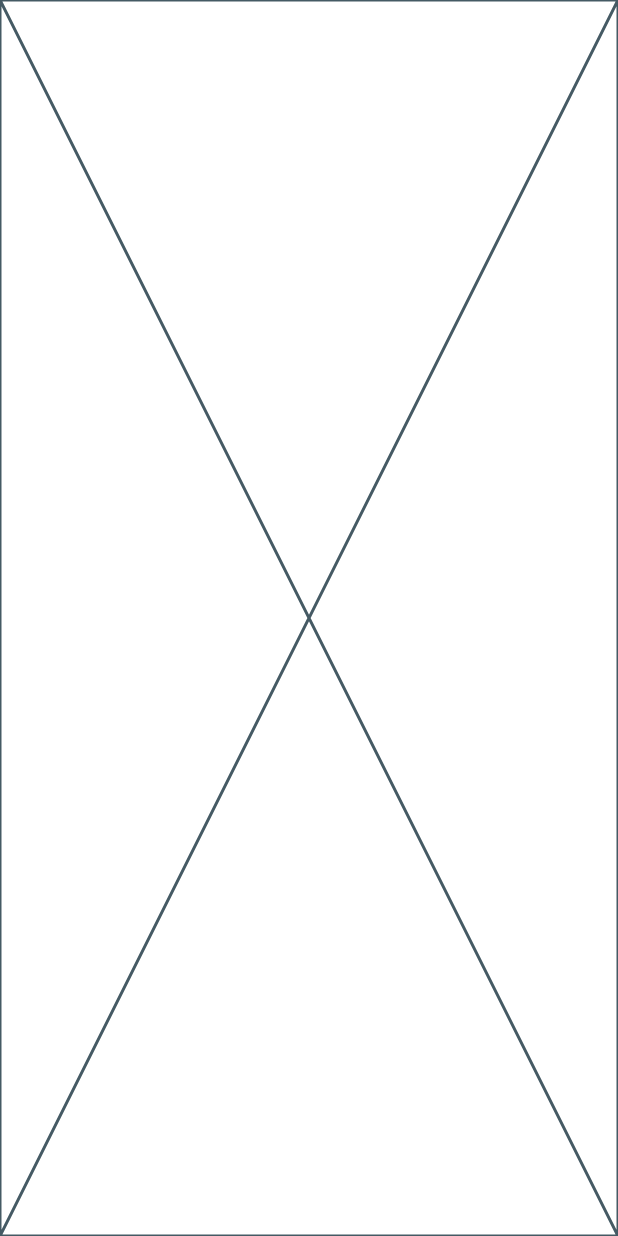
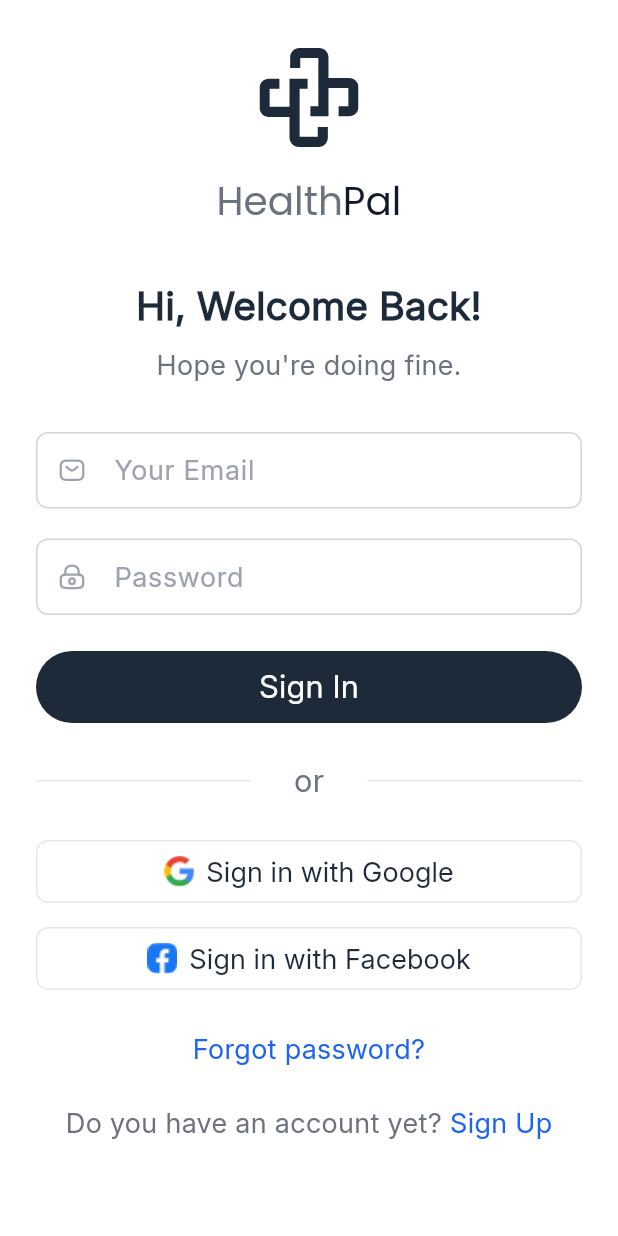
Before and after one commit to Kolass2004/HealthPal, a Flutter app: the SignInView screen opened directly, on a phone screen of 412 x 824 dp. Run offline on Flutter 3.47's test engine with Material 3 defaults, Android fonts, the phone set to English and light mode, and no system bars; our stand-ins replace device_preview, flutter_svg, go_router, smooth_page_indicator; statements that could not run were skipped.

Commit message:
created routing for sign in

```diff
--- a/lib/utils/app_router.dart
+++ b/lib/utils/app_router.dart
@@ -1,12 +1,14 @@
 import 'package:flutter/material.dart';
 import 'package:go_router/go_router.dart';
+import 'package:health_pal/views/sign_in_view.dart';
 import 'package:health_pal/views/sign_up_view.dart';
 import 'package:health_pal/views/on_boarding_view.dart';
 import 'package:health_pal/views/splash_view.dart';
 
 abstract class AppRouter {
   static const String onBoardingView = "/onBoardingView";
-  static const String loginView = "/loginView";
+  static const String signUpView = "/signUpView";
+  static const String signInView = "/signInView";
 
   static final router = GoRouter(
     routes: [
@@ -38,7 +40,7 @@ abstract class AppRouter {
         },
       ),
       GoRoute(
-        path: loginView,
+        path: signUpView,
         pageBuilder: (context, state) {
           return CustomTransitionPage(
             key: state.pageKey,
@@ -62,6 +64,31 @@ abstract class AppRouter {
           );
         },
       ),
+      GoRoute(
+        path: signInView,
+        pageBuilder: (context, state) {
+          return CustomTransitionPage(
+            key: state.pageKey,
+            child: const SignInView(),
+            transitionsBuilder:
+                (context, animation, secondaryAnimation, child) {
+              const beginOffset = Offset(1.0, 0.0); // Slide in from the right
+              const endOffset = Offset(0.0, 0.0);
+              const curve = Curves.easeInOut;
+
+              var tween = Tween(begin: beginOffset, end: endOffset).chain(
+                CurveTween(curve: curve),
+              );
+              var offsetAnimation = animation.drive(tween);
+
+              return SlideTransition(
+                position: offsetAnimation,
+                child: child,
+              );
+            },
+          );
+        },
+      ),
     ],
   );
 }
--- /dev/null
+++ b/lib/widgets/sign_in_text_fields.dart
@@ -0,0 +1,36 @@
+import 'package:flutter/material.dart';
+import 'package:health_pal/models/text_field_model.dart';
+import 'package:health_pal/utils/assets.dart';
+import 'package:health_pal/widgets/custom_text_field.dart';
+
+class SignInTextFields extends StatelessWidget {
+  const SignInTextFields({
+    super.key,
+  });
+
+  @override
+  Widget build(BuildContext context) {
+    return Padding(
+      padding: const EdgeInsets.symmetric(horizontal: 24),
+      child: Column(
+        children: [
+          CustomTextField(
+            textFieldModel: TextFieldModel(
+              hint: "Your Email",
+              icon: Assets.assetsEmailIcon,
+            ),
+          ),
+          const SizedBox(
+            height: 20,
+          ),
+          CustomTextField(
+            textFieldModel: TextFieldModel(
+              hint: "Password",
+              icon: Assets.assetsLockIcon,
+            ),
+          ),
+        ],
+      ),
+    );
+  }
+}
--- a/lib/widgets/sign_in_view_body.dart
+++ b/lib/widgets/sign_in_view_body.dart
@@ -1,10 +1,132 @@
 import 'package:flutter/material.dart';
+import 'package:flutter_svg/svg.dart';
+import 'package:go_router/go_router.dart';
+import 'package:health_pal/utils/app_colors.dart';
+import 'package:health_pal/utils/app_router.dart';
+import 'package:health_pal/utils/app_styles.dart';
+import 'package:health_pal/utils/assets.dart';
+import 'package:health_pal/widgets/custom_button.dart';
+import 'package:health_pal/widgets/logo_text.dart';
+import 'package:health_pal/widgets/or_line_widget.dart';
+import 'package:health_pal/widgets/sign_in_text_fields.dart';
+import 'package:health_pal/widgets/social_media_button.dart';
+import 'package:health_pal/widgets/switch_between_sign_in_up.dart';
 
 class SignInViewBody extends StatelessWidget {
   const SignInViewBody({super.key});
 
   @override
   Widget build(BuildContext context) {
-    return const Placeholder();
+    return SingleChildScrollView(
+      child: Column(
+        crossAxisAlignment: CrossAxisAlignment.stretch,
+        children: [
+          const SizedBox(
+            height: 32,
+          ),
+          SvgPicture.asset(
+            Assets.assetsLogoDark,
+          ),
+          const SizedBox(
+            height: 16,
+          ),
+          const LogoText(
+            color1: AppColors.grey500,
+            color2: AppColors.grey900,
+          ),
+          const SizedBox(
+            height: 32,
+          ),
+          Text(
+            "Hi, Welcome Back!",
+            style: Appstyles.styleSemiBold20.copyWith(
+              color: AppColors.primaryColor,
+            ),
+            textAlign: TextAlign.center,
+          ),
+          const SizedBox(
+            height: 8,
+          ),
+          Text(
+            "Hope you're doing fine.",
+            style: Appstyles.styleRegular14.copyWith(
+              color: AppColors.grey500,
+            ),
+            textAlign: TextAlign.center,
+          ),
+          const SizedBox(
+            height: 32,
+          ),
+          const SignInTextFields(),
+          const SizedBox(
+            height: 24,
+          ),
+          Padding(
+            padding: const EdgeInsets.symmetric(horizontal: 24),
+            child: SizedBox(
+              height: 48,
+              child: CustomButton(
+                title: "Sign In",
+                onPressed: () {},
+              ),
+            ),
+          ),
+          const SizedBox(
+            height: 24,
+          ),
+          const OrLineWidget(),
+          const SizedBox(
+            height: 21,
+          ),
+          Padding(
+            padding: const EdgeInsets.symmetric(horizontal: 24),
+            child: SocialMediaButton(
+              title: "Sign in with Google",
+              onPressed: () {},
+              icon: Assets.assetsGoogleOriginal,
+              isGoogle: true,
+            ),
+          ),
+          const SizedBox(
+            height: 10,
+          ),
+          Padding(
+            padding: const EdgeInsets.symmetric(horizontal: 24),
+            child: SocialMediaButton(
+              title: "Sign in with Facebook",
+              onPressed: () {},
+              icon: Assets.assetsFacebook,
+              isGoogle: false,
+            ),
+          ),
+          const SizedBox(
+            height: 23,
+          ),
+          InkWell(
+            onTap: () {},
+            child: Text(
+              "Forgot password? ",
+              style: Appstyles.styleMedium14.copyWith(
+                color: const Color(0xff1C64F2),
+              ),
+              textAlign: TextAlign.center,
+            ),
+          ),
+          const SizedBox(
+            height: 23,
+          ),
+          SwitchBetweenSignInUpText(
+            text: "Do you have an account yet?",
+            page: "Sign Up",
+            onPressed: () {
+              GoRouter.of(context).push(AppRouter.loginView)
+            },
+          ),
+          const SizedBox(
+            height: 21,
+          ),
+        ],
+      ),
+    );
   }
 }
```
